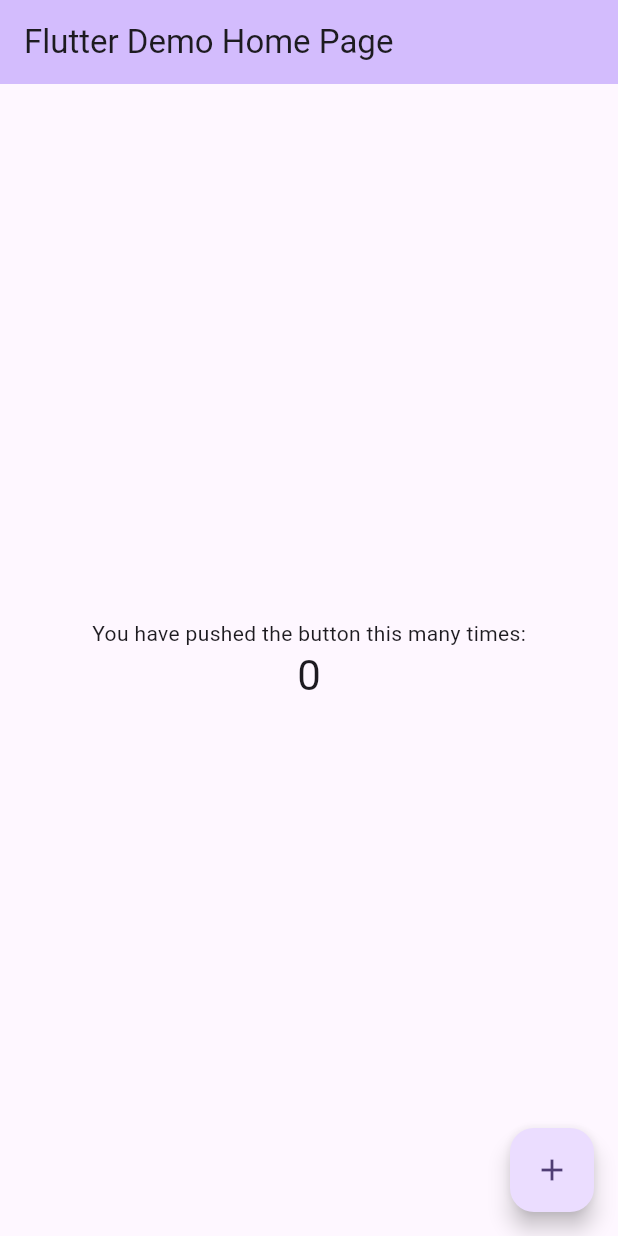
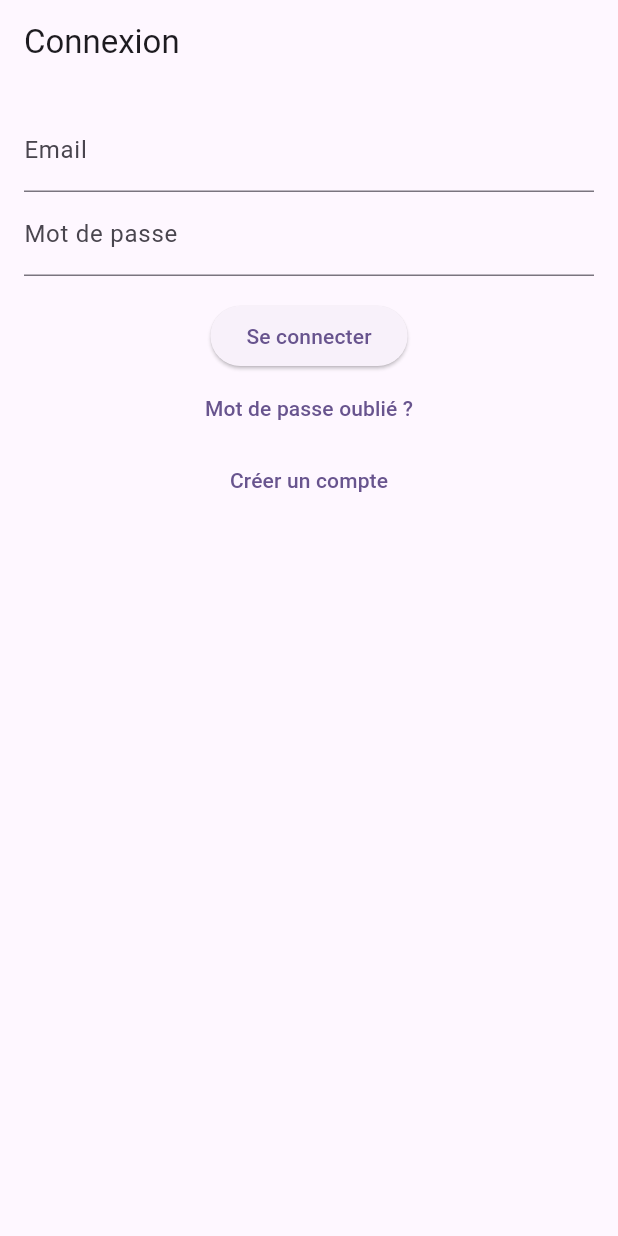
Before and after one commit to AhmedElAbeed/E-Commerce-Flutter-Project, a Flutter app: the screen it shows after launch, on a phone screen of 412 x 824 dp. Run offline on Flutter 3.47's test engine with Material 3 defaults, Android fonts, the phone set to English and light mode, and no system bars; our stand-ins replace firebase_auth, firebase_core; accounts and stored records are empty.

Commit message:
Firebase intialize with login/signup working !

```diff
--- a/lib/main.dart
+++ b/lib/main.dart
@@ -1,125 +1,31 @@
 import 'package:flutter/material.dart';
+import 'package:firebase_core/firebase_core.dart';
+import 'package:provider/provider.dart';
+import 'package:ecommerce/views/auth/login_page.dart';
+import 'package:ecommerce/providers/auth_provider.dart'; // make sure path is correct
 
-void main() {
+void main() async {
+  WidgetsFlutterBinding.ensureInitialized();
+  await Firebase.initializeApp();
   runApp(const MyApp());
 }
 
 class MyApp extends StatelessWidget {
   const MyApp({super.key});
 
-  // This widget is the root of your application.
   @override
   Widget build(BuildContext context) {
-    return MaterialApp(
-      title: 'Flutter Demo',
-      theme: ThemeData(
-        // This is the theme of your application.
-        //
-        // TRY THIS: Try running your application with "flutter run". You'll see
-        // the application has a purple toolbar. Then, without quitting the app,
-        // try changing the seedColor in the colorScheme below to Colors.green
-        // and then invoke "hot reload" (save your changes or press the "hot
-        // reload" button in a Flutter-supported IDE, or press "r" if you used
-        // the command line to start the app).
-        //
-        // Notice that the counter didn't reset back to zero; the application
-        // state is not lost during the reload. To reset the state, use hot
-        // restart instead.
-        //
-        // This works for code too, not just values: Most code changes can be
-        // tested with just a hot reload.
-        colorScheme: ColorScheme.fromSeed(seedColor: Colors.deepPurple),
-        useMaterial3: true,
+    return ChangeNotifierProvider(
+      create: (_) => AuthProvider(),
+      child: MaterialApp(
+        title: 'Flutter Firebase Login',
+        debugShowCheckedModeBanner: false,
+        theme: ThemeData(
+          colorScheme: ColorScheme.fromSeed(seedColor: Colors.deepPurple),
+          useMaterial3: true,
+        ),
+        home:  LoginPage(),
       ),
-      home: const MyHomePage(title: 'Flutter Demo Home Page'),
     );
   }
 }
-
-class MyHomePage extends StatefulWidget {
-  const MyHomePage({super.key, required this.title});
-
-  // This widget is the home page of your application. It is stateful, meaning
-  // that it has a State object (defined below) that contains fields that affect
-  // how it looks.
-
-  // This class is the configuration for the state. It holds the values (in this
-  // case the title) provided by the parent (in this case the App widget) and
-  // used by the build method of the State. Fields in a Widget subclass are
-  // always marked "final".
-
-  final String title;
-
-  @override
-  State<MyHomePage> createState() => _MyHomePageState();
-}
-
-class _MyHomePageState extends State<MyHomePage> {
-  int _counter = 0;
-
-  void _incrementCounter() {
-    setState(() {
-      // This call to setState tells the Flutter framework that something has
-      // changed in this State, which causes it to rerun the build method below
-      // so that the display can reflect the updated values. If we changed
-      // _counter without calling setState(), then the build method would not be
-      // called again, and so nothing would appear to happen.
-      _counter++;
-    });
-  }
-
-  @override
-  Widget build(BuildContext context) {
-    // This method is rerun every time setState is called, for instance as done
-    // by the _incrementCounter method above.
-    //
-    // The Flutter framework has been optimized to make rerunning build methods
-    // fast, so that you can just rebuild anything that needs updating rather
-    // than having to individually change instances of widgets.
-    return Scaffold(
-      appBar: AppBar(
-        // TRY THIS: Try changing the color here to a specific color (to
-        // Colors.amber, perhaps?) and trigger a hot reload to see the AppBar
-        // change color while the other colors stay the same.
-        backgroundColor: Theme.of(context).colorScheme.inversePrimary,
-        // Here we take the value from the MyHomePage object that was created by
-        // the App.build method, and use it to set our appbar title.
-        title: Text(widget.title),
-      ),
-      body: Center(
-        // Center is a layout widget. It takes a single child and positions it
-        // in the middle of the parent.
-        child: Column(
-          // Column is also a layout widget. It takes a list of children and
-          // arranges them vertically. By default, it sizes itself to fit its
-          // children horizontally, and tries to be as tall as its parent.
-          //
-          // Column has various properties to control how it sizes itself and
-          // how it positions its children. Here we use mainAxisAlignment to
-          // center the children vertically; the main axis here is the vertical
-          // axis because Columns are vertical (the cross axis would be
-          // horizontal).
-          //
-          // TRY THIS: Invoke "debug painting" (choose the "Toggle Debug Paint"
-          // action in the IDE, or press "p" in the console), to see the
-          // wireframe for each widget.
-          mainAxisAlignment: MainAxisAlignment.center,
-          children: <Widget>[
-            const Text(
-              'You have pushed the button this many times:',
-            ),
-            Text(
-              '$_counter',
-              style: Theme.of(context).textTheme.headlineMedium,
-            ),
-          ],
-        ),
-      ),
-      floatingActionButton: FloatingActionButton(
-        onPressed: _incrementCounter,
-        tooltip: 'Increment',
-        child: const Icon(Icons.add),
-      ), // This trailing comma makes auto-formatting nicer for build methods.
-    );
-  }
-}
--- /dev/null
+++ b/lib/providers/auth_provider.dart
@@ -0,0 +1,30 @@
+import 'package:flutter/material.dart';
+import 'package:firebase_auth/firebase_auth.dart';
+import '../services/auth_service.dart';
+
+class AuthProvider extends ChangeNotifier {
+  final AuthService _authService = AuthService();
+  User? _user;
+
+  User? get user => _user;
+
+  Future<void> login(String email, String password) async {
+    _user = await _authService.signIn(email, password);
+    notifyListeners();
+  }
+
+  Future<void> register(String email, String password) async {
+    _user = await _authService.register(email, password);
+    notifyListeners();
+  }
+
+  Future<void> logout() async {
+    await _authService.signOut();
+    _user = null;
+    notifyListeners();
+  }
+
+  Future<void> resetPassword(String email) async {
+    await _authService.resetPassword(email);
+  }
+}
--- /dev/null
+++ b/lib/services/auth_service.dart
@@ -0,0 +1,35 @@
+import 'package:firebase_auth/firebase_auth.dart';
+
+class AuthService {
+  final FirebaseAuth _auth = FirebaseAuth.instance;
+
+  Future<User?> signIn(String email, String password) async {
+    try {
+      final result = await _auth.signInWithEmailAndPassword(
+          email: email, password: password);
+      return result.user;
+    } catch (e) {
+      rethrow;
+    }
+  }
+
+  Future<User?> register(String email, String password) async {
+    try {
+      final result = await _auth.createUserWithEmailAndPassword(
+          email: email, password: password);
+      return result.user;
+    } catch (e) {
+      rethrow;
+    }
+  }
+
+  Future<void> signOut() async {
+    await _auth.signOut();
+  }
+
+  Future<void> resetPassword(String email) async {
+    await _auth.sendPasswordResetEmail(email: email);
+  }
+
+  Stream<User?> get user => _auth.authStateChanges();
+}
--- /dev/null
+++ b/lib/views/auth/login_page.dart
@@ -0,0 +1,70 @@
+import 'package:flutter/material.dart';
+import 'package:provider/provider.dart';
+import '../../providers/auth_provider.dart';
+import 'register_page.dart';
+import 'forgot_password_page.dart';
+
+class LoginPage extends StatelessWidget {
+  final TextEditingController emailController = TextEditingController();
+  final TextEditingController passwordController = TextEditingController();
+
+  @override
+  Widget build(BuildContext context) {
+    return Scaffold(
+      appBar: AppBar(title: Text("Connexion")),
+      body: Padding(
+        padding: const EdgeInsets.all(16),
+        child: Column(
+          children: [
+            TextField(
+              controller: emailController,
+              decoration: InputDecoration(labelText: 'Email'),
+            ),
+            TextField(
+              controller: passwordController,
+              decoration: InputDecoration(labelText: 'Mot de passe'),
+              obscureText: true,
+            ),
+            SizedBox(height: 16),
+            ElevatedButton(
+              onPressed: () async {
+                final authProvider = Provider.of<AuthProvider>(context, listen: false);
+                try {
+                  await authProvider.login(
+                    emailController.text.trim(),
+                    passwordController.text.trim(),
+                  );
+                  if (authProvider.user != null) {
+                    ScaffoldMessenger.of(context).showSnackBar(
+                      SnackBar(content: Text("Connexion réussie")),
+                    );
+                    // TODO: Navigate to home page here
+                  }
+                } catch (e) {
+                  ScaffoldMessenger.of(context).showSnackBar(
+                    SnackBar(content: Text("Erreur : ${e.toString()}")),
+                  );
+                }
+              },
+              child: Text("Se connecter"),
+            ),
+            TextButton(
+              onPressed: () => Navigator.push(
+                context,
+                MaterialPageRoute(builder: (_) => ForgotPasswordPage()),
+              ),
+              child: Text("Mot de passe oublié ?"),
+            ),
+            TextButton(
+              onPressed: () => Navigator.push(
+                context,
+                MaterialPageRoute(builder: (_) => RegisterPage()),
+              ),
+              child: Text("Créer un compte"),
+            ),
+          ],
+        ),
+      ),
+    );
+  }
+}
```
Also changed, not shown: lib/models/user_model.dart (+27 -0 lines), lib/views/auth/forgot_password_page.dart (added, +42 -0 lines), lib/views/auth/register_page.dart (added, +54 -0 lines), pubspec.yaml (+16 -69 lines), pubspec.lock, 3 other files.
